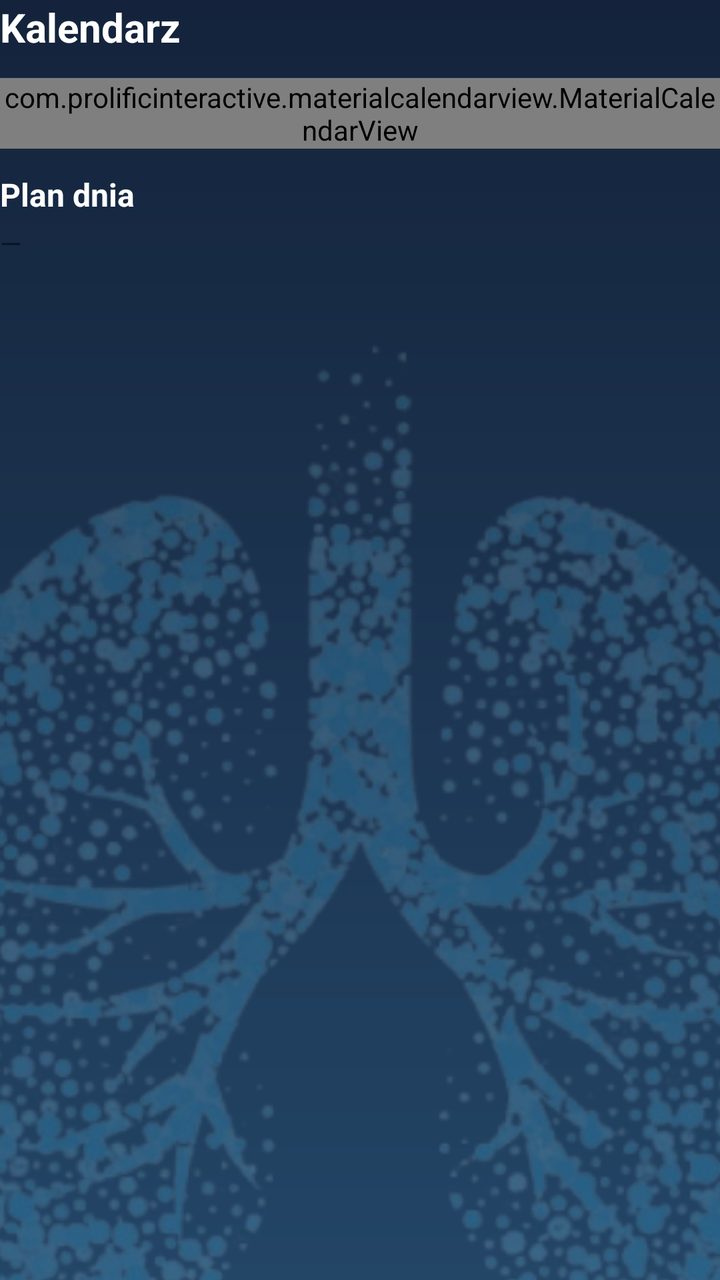
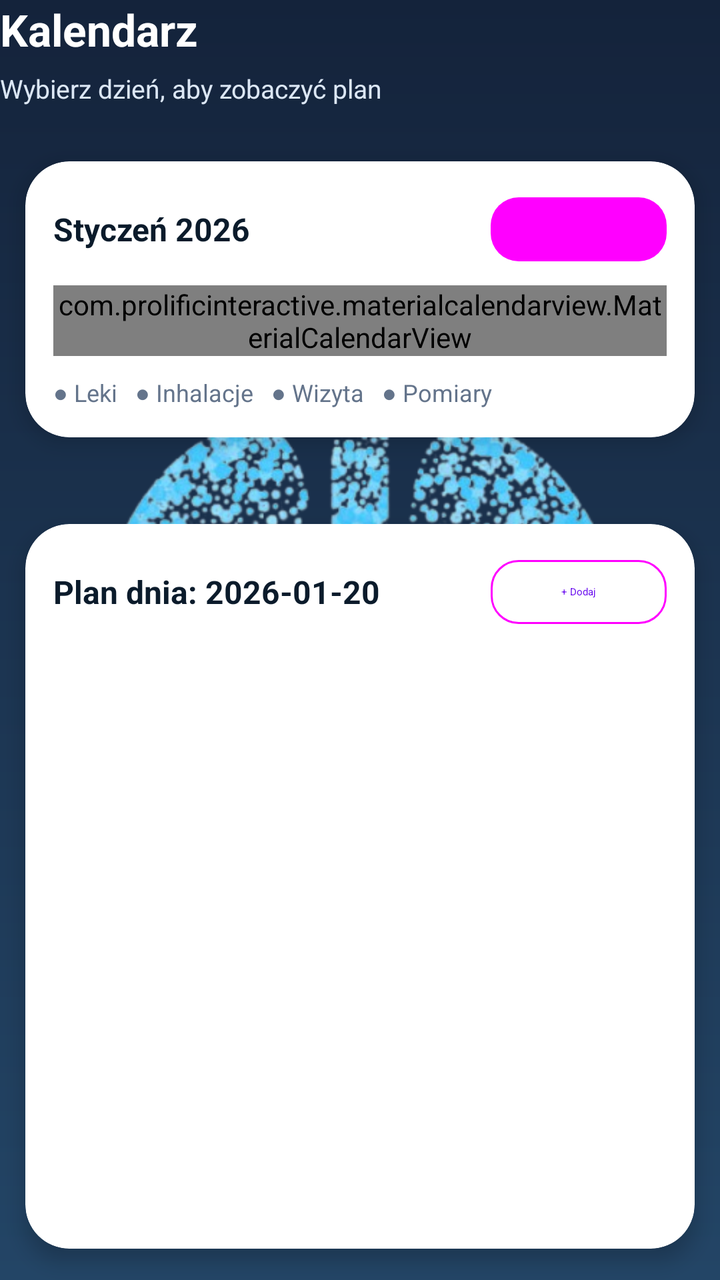

Before-and-after screenshots of an Android layout around one commit, followed by the original layout XML and the change that was made.
<!-- AndroidManifest.xml: application theme Theme.MyApplication -->
<!-- res/layout/fragment_calendar.xml -->
<?xml version="1.0" encoding="utf-8"?>
<androidx.constraintlayout.widget.ConstraintLayout
    xmlns:android="http://schemas.android.com/apk/res/android"
    xmlns:app="http://schemas.android.com/apk/res-auto"
    xmlns:tools="http://schemas.android.com/tools"
    android:layout_width="match_parent"
    android:layout_height="match_parent"
    android:background="@drawable/gradient_bg">

    
    <ImageView
        android:id="@+id/bgLungsCalendar"
        android:layout_width="match_parent"
        android:layout_height="match_parent"
        android:src="@drawable/lungs"
        android:scaleType="centerCrop"
        android:alpha="0.22"
        android:translationY="120dp"
        android:contentDescription="@null" />

    

    <TextView
        android:id="@+id/tvCalendarTitle"
        android:layout_width="0dp"
        android:layout_height="wrap_content"
        android:text="Kalendarz"
        android:textSize="20sp"
        android:textStyle="bold"
        android:textColor="@color/white"
        app:layout_constraintTop_toTopOf="parent"
        app:layout_constraintStart_toStartOf="parent"
        app:layout_constraintEnd_toEndOf="parent"/>

    <com.prolificinteractive.materialcalendarview.MaterialCalendarView
        android:id="@+id/materialCalendar"
        android:layout_width="0dp"
        android:textColor="@color/white"
        android:layout_height="wrap_content"
        app:mcv_showOtherDates="all"
        app:layout_constraintTop_toBottomOf="@id/tvCalendarTitle"
        app:layout_constraintStart_toStartOf="parent"
        app:layout_constraintEnd_toEndOf="parent"
        android:layout_marginTop="12dp"/>

    <TextView
        android:id="@+id/tvDayPlanTitle"
        android:layout_width="0dp"
        android:layout_height="wrap_content"
        android:text="Plan dnia"
        android:textColor="@color/white"
        android:textSize="16sp"
        android:textStyle="bold"
        android:layout_marginTop="12dp"
        app:layout_constraintTop_toBottomOf="@id/materialCalendar"
        app:layout_constraintStart_toStartOf="parent"
        app:layout_constraintEnd_toEndOf="parent"/>

    <TextView
        android:id="@+id/tvSelectedDate"
        android:layout_width="0dp"
        android:layout_height="wrap_content"
        android:text="—"
        android:textSize="14sp"
        android:layout_marginTop="4dp"
        app:layout_constraintTop_toBottomOf="@id/tvDayPlanTitle"
        app:layout_constraintStart_toStartOf="parent"
        app:layout_constraintEnd_toEndOf="parent"/>

    <androidx.recyclerview.widget.RecyclerView
        android:id="@+id/rvDayTasks"
        android:layout_width="0dp"
        android:layout_height="0dp"
        android:layout_marginTop="8dp"
        android:textColor="@color/white"
        app:layout_constraintTop_toBottomOf="@id/tvSelectedDate"
        app:layout_constraintBottom_toBottomOf="parent"
        app:layout_constraintStart_toStartOf="parent"
        app:layout_constraintEnd_toEndOf="parent"/>

</androidx.constraintlayout.widget.ConstraintLayout>
<!-- resources referenced by this layout -->
<resources>
  <color name="white">#FFFFFFFF</color>
  <!-- drawable gradient_bg (drawable) -->
  <?xml version="1.0" encoding="utf-8"?>
  <shape xmlns:android="http://schemas.android.com/apk/res/android"
      android:shape="rectangle">
  
      <gradient
          android:startColor="#14233B"
          android:endColor="#234566"
          android:angle="270" />
  </shape>
  <!-- drawable lungs: png bitmap (drawable, 315991 bytes) -->
  <style name="Theme.MyApplication" parent="Theme.MaterialComponents.DayNight.DarkActionBar">
          
          <item name="colorPrimary">@color/purple_500</item>
          <item name="colorPrimaryVariant">@color/purple_700</item>
          <item name="colorOnPrimary">@color/white</item>
          
          <item name="colorSecondary">@color/teal_200</item>
          <item name="colorSecondaryVariant">@color/teal_700</item>
          <item name="colorOnSecondary">@color/black</item>
          
          <item name="android:statusBarColor">?attr/colorPrimaryVariant</item>
          
      </style>
  <color name="purple_500">#FF6200EE</color>
  <color name="purple_700">#FF3700B3</color>
  <color name="teal_200">#FF03DAC5</color>
  <color name="teal_700">#FF018786</color>
  <color name="black">#FF000000</color>
</resources>

<!-- the commit's change to res/layout/fragment_calendar.xml (unified diff, before → after) -->
@@ -9,73 +9,154 @@
 
     
     <ImageView
-        android:id="@+id/bgLungsCalendar"
+        android:id="@+id/lungsImage"
         android:layout_width="match_parent"
         android:layout_height="match_parent"
-        android:src="@drawable/lungs"
-        android:scaleType="centerCrop"
-        android:alpha="0.22"
-        android:translationY="120dp"
-        android:contentDescription="@null" />
-
-    
+        android:adjustViewBounds="true"
+        android:contentDescription="@string/lungs"
+        android:scaleType="fitCenter"
+        android:src="@drawable/lungs" />
 
     <TextView
-        android:id="@+id/tvCalendarTitle"
+        android:id="@+id/tvTitle"
         android:layout_width="0dp"
         android:layout_height="wrap_content"
         android:text="Kalendarz"
-        android:textSize="20sp"
+        android:textColor="@android:color/white"
+        android:textSize="22sp"
         android:textStyle="bold"
-        android:textColor="@color/white"
         app:layout_constraintTop_toTopOf="parent"
         app:layout_constraintStart_toStartOf="parent"
         app:layout_constraintEnd_toEndOf="parent"/>
 
-    <com.prolificinteractive.materialcalendarview.MaterialCalendarView
-        android:id="@+id/materialCalendar"
-        android:layout_width="0dp"
-        android:textColor="@color/white"
-        android:layout_height="wrap_content"
-        app:mcv_showOtherDates="all"
-        app:layout_constraintTop_toBottomOf="@id/tvCalendarTitle"
-        app:layout_constraintStart_toStartOf="parent"
-        app:layout_constraintEnd_toEndOf="parent"
-        android:layout_marginTop="12dp"/>
-
     <TextView
-        android:id="@+id/tvDayPlanTitle"
+        android:id="@+id/tvSubtitle"
         android:layout_width="0dp"
         android:layout_height="wrap_content"
-        android:text="Plan dnia"
-        android:textColor="@color/white"
-        android:textSize="16sp"
-        android:textStyle="bold"
-        android:layout_marginTop="12dp"
-        app:layout_constraintTop_toBottomOf="@id/materialCalendar"
+        android:layout_marginTop="6dp"
+        android:text="Wybierz dzień, aby zobaczyć plan"
+        android:textColor="#DCE7F5"
+        android:textSize="13sp"
+        app:layout_constraintTop_toBottomOf="@id/tvTitle"
         app:layout_constraintStart_toStartOf="parent"
         app:layout_constraintEnd_toEndOf="parent"/>
 
-    <TextView
-        android:id="@+id/tvSelectedDate"
+    
+    <com.google.android.material.card.MaterialCardView
+        android:id="@+id/cardMonth"
         android:layout_width="0dp"
         android:layout_height="wrap_content"
-        android:text="—"
-        android:textSize="14sp"
-        android:layout_marginTop="4dp"
-        app:layout_constraintTop_toBottomOf="@id/tvDayPlanTitle"
+        android:layout_marginTop="12dp"
+        app:cardCornerRadius="22dp"
+        app:cardElevation="6dp"
+        app:cardUseCompatPadding="true"
+        app:layout_constraintTop_toBottomOf="@id/tvSubtitle"
         app:layout_constraintStart_toStartOf="parent"
-        app:layout_constraintEnd_toEndOf="parent"/>
+        app:layout_constraintEnd_toEndOf="parent">
 
-    <androidx.recyclerview.widget.RecyclerView
-        android:id="@+id/rvDayTasks"
+        <LinearLayout
+            android:layout_width="match_parent"
+            android:layout_height="wrap_content"
+            android:orientation="vertical"
+            android:padding="14dp">
+
+            <LinearLayout
+                android:layout_width="match_parent"
+                android:layout_height="wrap_content"
+                android:gravity="center_vertical"
+                android:orientation="horizontal">
+
+                <TextView
+                    android:id="@+id/tvMonthLabel"
+                    android:layout_width="0dp"
+                    android:layout_height="wrap_content"
+                    android:layout_weight="1"
+                    android:text="Styczeń 2026"
+                    android:textSize="16sp"
+                    android:textStyle="bold"
+                    android:textColor="#0B1B2B"/>
+
+                <com.google.android.material.button.MaterialButton
+                    android:id="@+id/btnToday"
+                    style="@style/Widget.Material3.Button.TonalButton"
+                    android:layout_width="wrap_content"
+                    android:layout_height="40dp"
+                    android:text="Dziś"
+                    app:cornerRadius="14dp"/>
+            </LinearLayout>
+
+            <com.prolificinteractive.materialcalendarview.MaterialCalendarView
+                android:id="@+id/calendarView"
+                android:layout_width="match_parent"
+                android:layout_height="wrap_content"
+                android:layout_marginTop="8dp"
+                app:mcv_showOtherDates="all"
+                app:mcv_selectionColor="#2563EB"
+               />
+
+            <TextView
+                android:id="@+id/tvLegend"
+                android:layout_width="match_parent"
+                android:layout_height="wrap_content"
+                android:layout_marginTop="10dp"
+                android:text="● Leki   ● Inhalacje   ● Wizyta   ● Pomiary"
+                android:textSize="12sp"
+                android:textColor="#64748B"/>
+        </LinearLayout>
+    </com.google.android.material.card.MaterialCardView>
+
+    
+    <com.google.android.material.card.MaterialCardView
+        android:id="@+id/cardDayPlan"
         android:layout_width="0dp"
         android:layout_height="0dp"
-        android:layout_marginTop="8dp"
-        android:textColor="@color/white"
-        app:layout_constraintTop_toBottomOf="@id/tvSelectedDate"
+        android:layout_marginTop="12dp"
+        app:cardCornerRadius="22dp"
+        app:cardElevation="6dp"
+        app:cardUseCompatPadding="true"
+        app:layout_constraintTop_toBottomOf="@id/cardMonth"
         app:layout_constraintBottom_toBottomOf="parent"
         app:layout_constraintStart_toStartOf="parent"
-        app:layout_constraintEnd_toEndOf="parent"/>
+        app:layout_constraintEnd_toEndOf="parent">
+
+        <LinearLayout
+            android:layout_width="match_parent"
+            android:layout_height="match_parent"
+            android:orientation="vertical"
+            android:padding="14dp">
+
+            <LinearLayout
+                android:layout_width="match_parent"
+                android:layout_height="wrap_content"
+                android:gravity="center_vertical"
+                android:orientation="horizontal">
+
+                <TextView
+                    android:id="@+id/tvSelectedDate"
+                    android:layout_width="0dp"
+                    android:layout_height="wrap_content"
+                    android:layout_weight="1"
+                    android:text="Plan dnia: 2026-01-20"
+                    android:textSize="16sp"
+                    android:textStyle="bold"
+                    android:textColor="#0B1B2B"/>
+
+                <com.google.android.material.button.MaterialButton
+                    android:id="@+id/btnAdd"
+                    style="@style/Widget.Material3.Button.OutlinedButton"
+                    android:layout_width="wrap_content"
+                    android:layout_height="40dp"
+                    android:text="+ Dodaj"
+                    app:cornerRadius="14dp"/>
+            </LinearLayout>
+
+            <androidx.recyclerview.widget.RecyclerView
+                android:id="@+id/rvDayTasks"
+                android:layout_width="match_parent"
+                android:layout_height="0dp"
+                android:layout_marginTop="10dp"
+                android:layout_weight="1"/>
+        </LinearLayout>
+    </com.google.android.material.card.MaterialCardView>
 
 </androidx.constraintlayout.widget.ConstraintLayout>
<!-- resource entries referenced after the edit -->
@@ -12,6 +12,7 @@
           android:angle="270" />
   </shape>
   <!-- drawable lungs: png bitmap (drawable, 315991 bytes) -->
+  <string name="lungs">Obraz płuc</string>
   <style name="Theme.MyApplication" parent="Theme.MaterialComponents.DayNight.DarkActionBar">
           
           <item name="colorPrimary">@color/purple_500</item>
